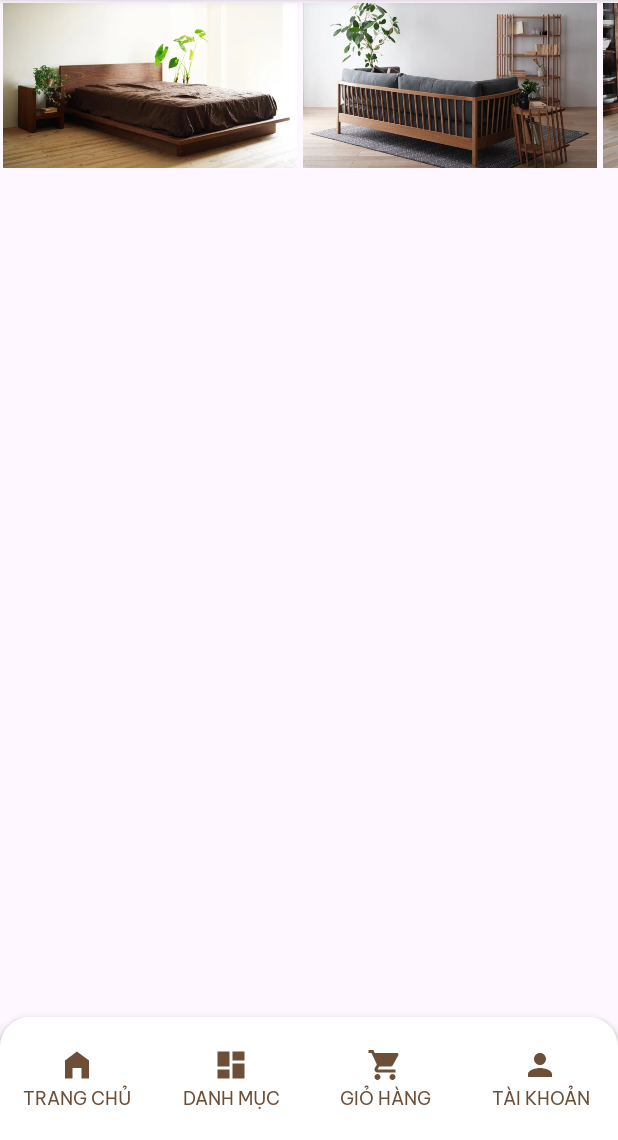
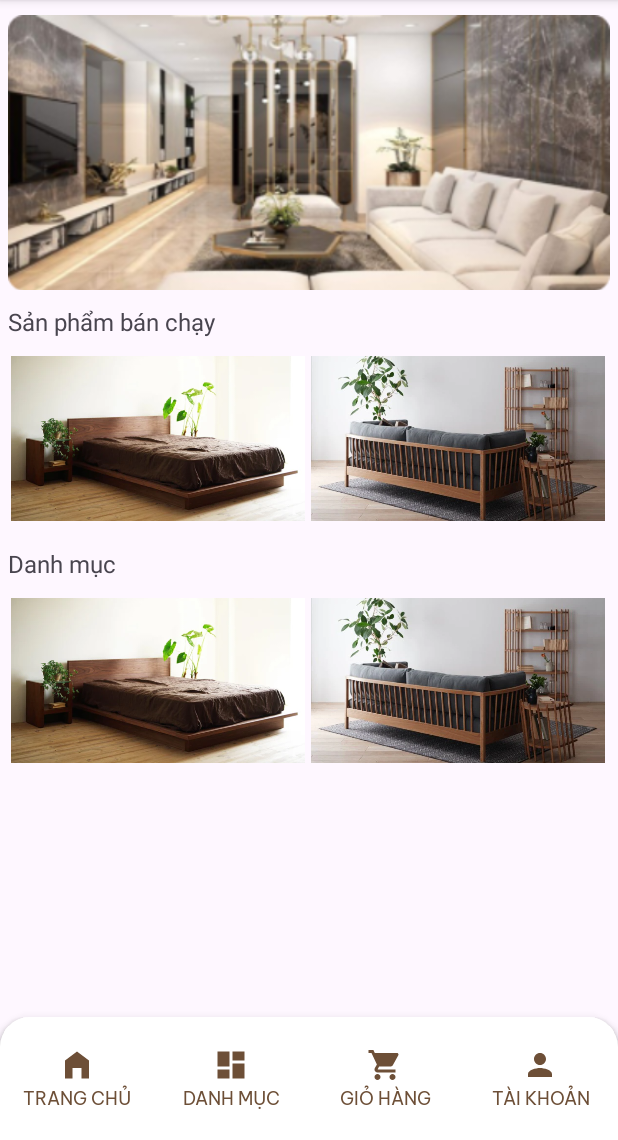
Before and after one commit to leos0509/DonotaMobileApp, an Android app: the screen it shows after launch (MainActivity), on a phone screen of 412 x 824 dp, the part 96-1236 px from its top. Run offline under Robolectric (Android 15) with nearby library versions, the phone set to English and light mode, and no system bars.

Commit message:
Update Second Carousel (Category)

```diff
--- a/app/build.gradle.kts
+++ b/app/build.gradle.kts
@@ -40,6 +40,7 @@ dependencies {
     implementation(libs.material)
     implementation(libs.activity)
     implementation(libs.constraintlayout)
+    implementation(libs.navigation.fragment)
     testImplementation(libs.junit)
     androidTestImplementation(libs.ext.junit)
     androidTestImplementation(libs.espresso.core)
--- /dev/null
+++ b/app/src/main/java/com/donota/donotamobileapp/adapter/BestSellerCarouselAdapter.java
@@ -0,0 +1,61 @@
+package com.donota.donotamobileapp.adapter;
+
+import android.content.Context;
+import android.view.LayoutInflater;
+import android.view.View;
+import android.view.ViewGroup;
+import android.widget.ImageView;
+import androidx.recyclerview.widget.RecyclerView;
+
+import com.donota.donotamobileapp.R;
+import com.donota.donotamobileapp.model.CarouselItem;
+
+import java.util.List;
+
+public class BestSellerCarouselAdapter extends RecyclerView.Adapter<BestSellerCarouselAdapter.CarouselViewHolder> {
+
+    private Context context;
+    private List<CarouselItem> items;
+    private OnItemClickListener listener;
+
+    public BestSellerCarouselAdapter(Context context, List<CarouselItem> items, OnItemClickListener listener) {
+        this.context = context;
+        this.items = items;
+        this.listener = listener;
+    }
+
+    @Override
+    public CarouselViewHolder onCreateViewHolder(ViewGroup parent, int viewType) {
+        View view = LayoutInflater.from(context).inflate(R.layout.carousel_item, parent, false);
+        return new CarouselViewHolder(view);
+    }
+
+    @Override
+    public void onBindViewHolder(CarouselViewHolder holder, int position) {
+        CarouselItem item = items.get(position);
+        holder.imageView.setImageResource(item.getImageResId());
+        holder.imageView.setOnClickListener(v -> {
+            if (listener != null) {
+                listener.onItemClick(position);
+            }
+        });
+    }
+
+    @Override
+    public int getItemCount() {
+        return items.size();
+    }
+
+    public static class CarouselViewHolder extends RecyclerView.ViewHolder {
+        ImageView imageView;
+
+        public CarouselViewHolder(View itemView) {
+            super(itemView);
+            imageView = itemView.findViewById(R.id.carousel_image);
+        }
+    }
+
+    public interface OnItemClickListener {
+        void onItemClick(int position);
+    }
+}
--- a/app/src/main/java/com/donota/donotamobileapp/adapter/CarouselAdapter.java
+++ b/app/src/main/java/com/donota/donotamobileapp/adapter/CategoryCarouselAdapter.java
@@ -12,13 +12,13 @@ import com.donota.donotamobileapp.model.CarouselItem;
 
 import java.util.List;
 
-public class CarouselAdapter extends RecyclerView.Adapter<CarouselAdapter.CarouselViewHolder> {
+public class CategoryCarouselAdapter extends RecyclerView.Adapter<CategoryCarouselAdapter.CarouselViewHolder> {
 
     private Context context;
     private List<CarouselItem> items;
     private OnItemClickListener listener;
 
-    public CarouselAdapter(Context context, List<CarouselItem> items, OnItemClickListener listener) {
+    public CategoryCarouselAdapter(Context context, List<CarouselItem> items, OnItemClickListener listener) {
         this.context = context;
         this.items = items;
         this.listener = listener;
--- a/app/src/main/java/com/donota/donotamobileapp/fragments/HomepageFragment.java
+++ b/app/src/main/java/com/donota/donotamobileapp/fragments/HomepageFragment.java
@@ -9,7 +9,8 @@ import androidx.recyclerview.widget.LinearLayoutManager;
 import androidx.recyclerview.widget.RecyclerView;
 
 import com.donota.donotamobileapp.R;
-import com.donota.donotamobileapp.adapter.CarouselAdapter;
+import com.donota.donotamobileapp.adapter.BestSellerCarouselAdapter;
+import com.donota.donotamobileapp.adapter.CategoryCarouselAdapter;
 import com.donota.donotamobileapp.model.CarouselItem;
 
 import java.util.Arrays;
@@ -17,24 +18,21 @@ import java.util.List;
 
 public class HomepageFragment extends Fragment {
 
-    private RecyclerView carouselRecyclerView;
-    private CarouselAdapter carouselAdapter;
+    private RecyclerView carouselRecyclerView1;
+    private RecyclerView carouselRecyclerView2;
+    private BestSellerCarouselAdapter carouselAdapter1;
+    private CategoryCarouselAdapter carouselAdapter2;
 
     @Override
     public View onCreateView(LayoutInflater inflater, ViewGroup container, Bundle savedInstanceState) {
         View view = inflater.inflate(R.layout.fragment_homepage, container, false);
-        carouselRecyclerView = view.findViewById(R.id.carousel_recycler_view);
-        carouselRecyclerView.setLayoutManager(new LinearLayoutManager(getContext(), LinearLayoutManager.HORIZONTAL, false));
+        carouselRecyclerView1 = view.findViewById(R.id.revCarouselBestSeller);
+        carouselRecyclerView2 = view.findViewById(R.id.revCarouselCategory);
+        setupCarousels();
         return view;
     }
 
-    @Override
-    public void onViewCreated(View view, Bundle savedInstanceState) {
-        super.onViewCreated(view, savedInstanceState);
-        setupCarousel();
-    }
-
-    private void setupCarousel() {
+    private void setupCarousels() {
         List<CarouselItem> items = Arrays.asList(
                 new CarouselItem(R.drawable.bed),
                 new CarouselItem(R.drawable.sofa),
@@ -44,12 +42,25 @@ public class HomepageFragment extends Fragment {
                 new CarouselItem(R.drawable.tv_board),
                 new CarouselItem(R.drawable.living_table)
         );
-        carouselAdapter = new CarouselAdapter(getContext(), items, new CarouselAdapter.OnItemClickListener() {
+
+        // Setup for the first carousel
+        carouselRecyclerView1.setLayoutManager(new LinearLayoutManager(getContext(), LinearLayoutManager.HORIZONTAL, false));
+        carouselAdapter1 = new BestSellerCarouselAdapter(getContext(), items, new BestSellerCarouselAdapter.OnItemClickListener() {
             @Override
             public void onItemClick(int position) {
-
+                // Handle item click for the first carousel
             }
         });
-        carouselRecyclerView.setAdapter(carouselAdapter);
+        carouselRecyclerView1.setAdapter(carouselAdapter1);
+
+        // Setup for the second carousel
+        carouselRecyclerView2.setLayoutManager(new LinearLayoutManager(getContext(), LinearLayoutManager.HORIZONTAL, false));
+        carouselAdapter2 = new CategoryCarouselAdapter(getContext(), items, new CategoryCarouselAdapter.OnItemClickListener() {
+            @Override
+            public void onItemClick(int position) {
+                // Handle item click for the second carousel
+            }
+        });
+        carouselRecyclerView2.setAdapter(carouselAdapter2);
     }
 }
--- a/app/src/main/res/layout/activity_main.xml
+++ b/app/src/main/res/layout/activity_main.xml
@@ -10,7 +10,10 @@
     <FrameLayout
         android:id="@+id/top_menu"
         android:layout_width="match_parent"
-        android:layout_height="wrap_content"/>
+        android:layout_height="wrap_content"
+        app:layout_constraintTop_toTopOf="parent"
+        app:layout_constraintStart_toStartOf="parent"
+        app:layout_constraintEnd_toEndOf="parent"/>
 
     <fragment
         android:id="@+id/nav_host_fragment"
@@ -18,9 +21,9 @@
         android:layout_width="match_parent"
         android:layout_height="0dp"
         app:defaultNavHost="true"
-        app:layout_constraintBottom_toTopOf="@+id/fragment_container"
-        app:layout_constraintTop_toBottomOf="@+id/top_menu"
-        app:navGraph="@navigation/nav_graph" />
+        app:layout_constraintStart_toStartOf="parent"
+        app:layout_constraintEnd_toEndOf="parent"
+        app:navGraph="@navigation/nav_graph"/>
 
     <androidx.fragment.app.FragmentContainerView
         android:id="@+id/fragment_container"
--- a/app/src/main/res/layout/fragment_homepage.xml
+++ b/app/src/main/res/layout/fragment_homepage.xml
@@ -1,15 +1,58 @@
 <?xml version="1.0" encoding="utf-8"?>
-<androidx.constraintlayout.widget.ConstraintLayout xmlns:android="http://schemas.android.com/apk/res/android"
+<LinearLayout xmlns:android="http://schemas.android.com/apk/res/android"
     xmlns:app="http://schemas.android.com/apk/res-auto"
     android:layout_width="match_parent"
-    android:layout_height="match_parent">
+    android:layout_height="match_parent"
+    android:paddingVertical="10dp"
+    android:paddingHorizontal="5dp"
+    android:orientation="vertical">
 
-    <androidx.recyclerview.widget.RecyclerView
-        android:id="@+id/carousel_recycler_view"
+    <ImageView
         android:layout_width="match_parent"
         android:layout_height="wrap_content"
+        android:scaleType="centerCrop"
+        app:layout_constraintDimensionRatio="H,16:9"
+        android:adjustViewBounds="true"
+        android:src="@drawable/slider" />
+
+    <TextView
+        android:id="@+id/txtBestSeller"
+        android:layout_width="match_parent"
+        android:layout_height="wrap_content"
+        android:paddingVertical="10dp"
+        android:textSize="16sp"
+        android:text="Sản phẩm bán chạy"
         app:layout_constraintTop_toTopOf="parent"
         app:layout_constraintStart_toStartOf="parent"
         app:layout_constraintEnd_toEndOf="parent"/>
 
-</androidx.constraintlayout.widget.ConstraintLayout>
+    <androidx.recyclerview.widget.RecyclerView
+        android:id="@+id/revCarouselBestSeller"
+        android:layout_width="match_parent"
+        android:layout_height="wrap_content"
+        app:layout_constraintTop_toTopOf="@id/txtBestSeller"
+        app:layout_constraintStart_toStartOf="parent"
+        app:layout_constraintEnd_toEndOf="parent"
+        android:layout_marginBottom="5dp"/>
+
+    <TextView
+        android:id="@+id/txtCategory"
+        android:layout_width="match_parent"
+        android:layout_height="wrap_content"
+        android:paddingVertical="10dp"
+        android:textSize="16sp"
+        android:text="Danh mục"
+        app:layout_constraintTop_toTopOf="parent"
+        app:layout_constraintStart_toStartOf="parent"
+        app:layout_constraintEnd_toEndOf="parent"/>
+
+    <androidx.recyclerview.widget.RecyclerView
+        android:id="@id/revCarouselCategory"
+        android:layout_width="match_parent"
+        android:layout_height="wrap_content"
+        app:layout_constraintTop_toTopOf="@id/txtCategory"
+        app:layout_constraintStart_toStartOf="parent"
+        app:layout_constraintEnd_toEndOf="parent"
+        android:layout_marginBottom="5dp"/>
+
+</LinearLayout>
--- /dev/null
+++ b/app/src/main/res/values/ids.xml
@@ -0,0 +1,4 @@
+<?xml version="1.0" encoding="utf-8"?>
+<resources>
+    <item name="revCarouselCategory" type="id" />
+</resources>
--- a/gradle/libs.versions.toml
+++ b/gradle/libs.versions.toml
@@ -7,6 +7,7 @@ appcompat = "1.6.1"
 material = "1.11.0"
 activity = "1.8.0"
 constraintlayout = "2.1.4"
+navigationFragment = "2.7.7"
 
 [libraries]
 junit = { group = "junit", name = "junit", version.ref = "junit" }
@@ -16,6 +17,7 @@ appcompat = { group = "androidx.appcompat", name = "appcompat", version.ref = "a
 material = { group = "com.google.android.material", name = "material", version.ref = "material" }
 activity = { group = "androidx.activity", name = "activity", version.ref = "activity" }
 constraintlayout = { group = "androidx.constraintlayout", name = "constraintlayout", version.ref = "constraintlayout" }
+navigation-fragment = { group = "androidx.navigation", name = "navigation-fragment", version.ref = "navigationFragment" }
 
 [plugins]
 androidApplication = { id = "com.android.application", version.ref = "agp" }
```
Also changed, not shown: app/src/main/res/drawable/slider.png (added).
